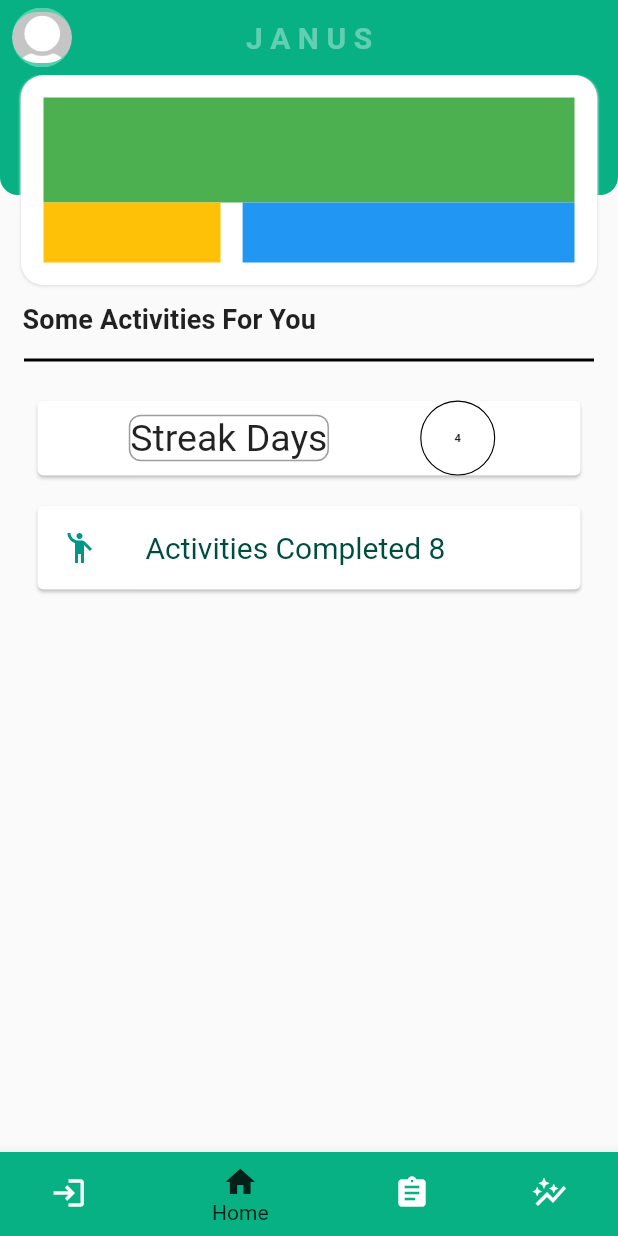
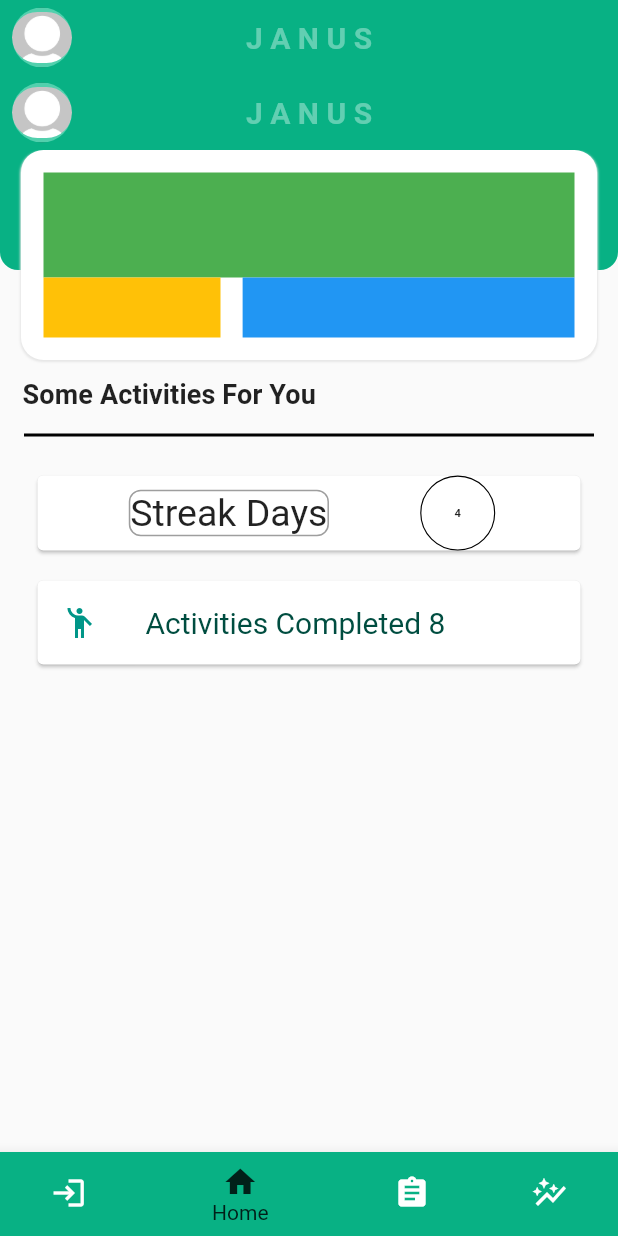
Before and after one commit to jeyeong/climate-ark-app, a Flutter app: the screen it shows after launch, item 2 of the bottom bar chosen, on a phone screen of 412 x 824 dp. Run offline on Flutter 3.47's test engine with Material 2 defaults, Android fonts, the phone set to English and light mode, and no system bars; our stand-ins replace fl_chart, fluttericon.

Commit message:
Login page leads to home page

```diff
--- a/canvas/lib/views/home_page.dart
+++ b/canvas/lib/views/home_page.dart
@@ -1,8 +1,18 @@
 import 'package:flutter/material.dart';
 import 'package:canvas/components/homepage/circle_with_text.dart';
+import 'package:canvas/components/general/app_bar.dart';
+
+import 'package:canvas/data.dart';
 
 class HomePage extends StatefulWidget {
-  const HomePage({Key? key}) : super(key: key);
+  const HomePage({
+    Key? key,
+    required this.accountData,
+    required this.actions,
+  }) : super(key: key);
+
+  final AccountData accountData;
+  final List<CarbonAction> actions;
 
   @override
   State<HomePage> createState() => _HomePageState();
@@ -12,6 +22,10 @@ class _HomePageState extends State<HomePage> {
   @override
   Widget build(BuildContext context) {
     return Scaffold(
+      appBar: const PreferredSize(
+        preferredSize: Size.fromHeight(50),
+        child: JanusAppBar(),
+      ),
       body: Column(
         crossAxisAlignment: CrossAxisAlignment.start,
         children: [
--- a/canvas/lib/views/landing_page.dart
+++ b/canvas/lib/views/landing_page.dart
@@ -1,10 +1,12 @@
-import 'package:canvas/components/general/button.dart';
 import 'package:flutter/material.dart';
 import 'package:canvas/constants.dart';
 import 'package:canvas/views/home_page.dart';
 import 'package:canvas/views/login_page.dart';
 import 'package:canvas/views/impact_page.dart';
 import 'package:canvas/components/general/app_bar.dart';
+
+import 'package:canvas/data.dart';
+
 class LandingPage extends StatefulWidget {
   const LandingPage({Key? key}) : super(key: key);
 
@@ -16,14 +18,17 @@ class _LandingPageState extends State<LandingPage> {
   int _selectedIndex = 0;
   static const TextStyle optionStyle =
       TextStyle(fontSize: 30, fontWeight: FontWeight.bold);
-  static const List<Widget> _widgetOptions = <Widget>[
-    LoginPage(),
-    HomePage(),
-    Text(
+  static final List<Widget> _widgetOptions = <Widget>[
+    const LoginPage(),
+    HomePage(
+      accountData: fakeAccountData,
+      actions: fakeActions,
+    ),
+    const Text(
       'Action',
       style: optionStyle,
     ),
-    ImpactPage(),
+    const ImpactPage(),
   ];
 
   void _onItemTapped(int index) {
```
Also changed, not shown: canvas/lib/views/login_page.dart (+14 -5 lines).
